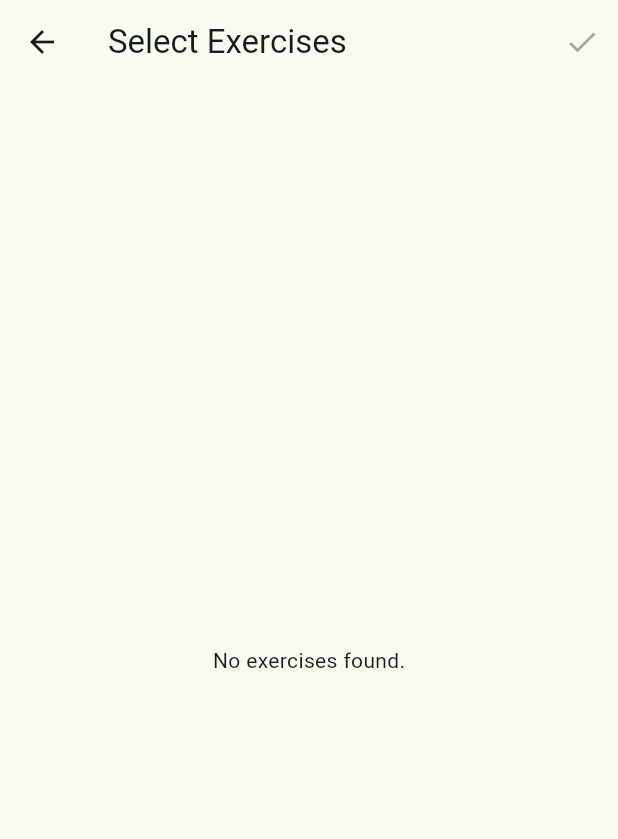
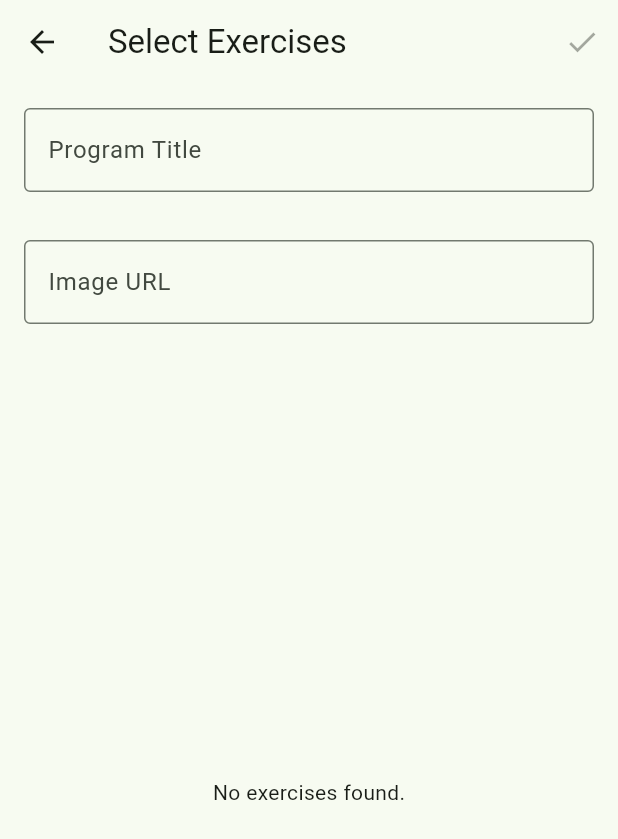
Before and after one commit to Apli-simplify/fit-tracker, a Flutter app: the HomePageAthlete screen opened directly with empty values, item 2 of the bottom bar chosen, after a tap on "Planify a Training Session", on a phone screen of 412 x 824 dp. Shown: the top 839 px of the screen. Run offline on Flutter 3.47's test engine with Material 3 defaults, Android fonts, the phone set to English and light mode, and no system bars; our stand-ins replace shared_preferences; accounts and stored records are empty; network calls fail.

Commit message:
Adding myplanstab

```diff
--- a/client-flutter/lib/common_widget/workout_row.dart
+++ b/client-flutter/lib/common_widget/workout_row.dart
@@ -1,4 +1,3 @@
-import 'dart:convert'; // Import to handle Base64 decoding
 import 'package:client_flutter/common/colo_extension.dart';
 import 'package:client_flutter/models/Program.dart';
 import 'package:client_flutter/views/UI/Athlete/ProgramsTab/exercise_program_page.dart';
@@ -10,9 +9,6 @@ class WorkoutRow extends StatelessWidget {
 
   @override
   Widget build(BuildContext context) {
-    // Decode the Base64 string
-    final decodedImage = base64Decode(wObj.image.toString());
-
     return Container(
       margin: const EdgeInsets.symmetric(vertical: 8, horizontal: 2),
       padding: const EdgeInsets.all(15),
@@ -27,8 +23,8 @@ class WorkoutRow extends StatelessWidget {
         children: [
           ClipRRect(
             borderRadius: BorderRadius.circular(15),
-            child: Image.memory(
-              decodedImage,
+            child: Image.network(
+              wObj.image.toString(), // Use the URL directly here
               width: 60,
               height: 60,
               fit: BoxFit.cover,
--- a/client-flutter/lib/services/AthleteServices/athlete_services.dart
+++ b/client-flutter/lib/services/AthleteServices/athlete_services.dart
@@ -10,6 +10,29 @@ class AthleteServices {
   AthleteServices({required this.baseUrl});
   Future<dynamic> fecthProgramsData() async {
     final url = Uri.parse('$baseUrl${ApiConfig.fetchProgramsDataEndPoint}');
+
+    final token = await SharedPreferencesHelper.getToken();
+    if (token == null || token.isEmpty) {
+      return {};
+    }
+    final response = await http.get(
+      url,
+      headers: {
+        'Content-Type': 'application/json',
+        'Authorization': 'Bearer $token',
+      },
+    );
+
+    if (response.statusCode == 200) {
+      return jsonDecode(response.body);
+    } else {
+      throw Exception('Failed to fetch data: ${response.body}');
+    }
+  }
+
+  Future<dynamic> fecthProgramsDataCustoms() async {
+    final url =
+        Uri.parse('$baseUrl${ApiConfig.fetchProgramsCustomsDataEndPoint}');
 
     final token = await SharedPreferencesHelper.getToken();
     if (token == null || token.isEmpty) {
@@ -61,13 +84,11 @@ class AthleteServices {
       throw Exception('Authentication token is missing');
     }
 
-    // Prepare headers and body
     final headers = {
       'Content-Type': 'application/json',
       'Authorization': 'Bearer $token',
     };
 
-    // Prepare the request body
     final body = jsonEncode({
       'name': customProgram.name,
       'image': customProgram.image,
@@ -76,12 +97,10 @@ class AthleteServices {
     });
     print(body);
     try {
-      // Make the HTTP POST request
       final response = await http.post(url, headers: headers, body: body);
 
-      // Handle response
       if (response.statusCode == 201) {
-        return jsonDecode(response.body); // Return created resource
+        return jsonDecode(response.body);
       } else {
         throw Exception(
             'Failed to create custom program: ${response.statusCode} ${response.body}');
--- a/client-flutter/lib/services/api_config.dart
+++ b/client-flutter/lib/services/api_config.dart
@@ -7,4 +7,5 @@ class ApiConfig {
   static const String fetchProgramsDataEndPoint = "programs";
   static const String fetchExercisesDataEndPoint = "exercises";
   static const String createCustomProgramEndPoint = "programs/save";
+  static const String fetchProgramsCustomsDataEndPoint = "programs/customs";
 }
--- /dev/null
+++ b/client-flutter/lib/views/UI/Athlete/MyPlansTab/my_plans.dart
@@ -0,0 +1,60 @@
+import 'package:flutter/material.dart';
+import 'package:client_flutter/models/Program.dart';
+import 'package:client_flutter/services/AthleteServices/athlete_services.dart';
+import 'package:client_flutter/services/api_config.dart';
+import 'package:client_flutter/common_widget/workout_row.dart';
+
+class MyPlansTab extends StatelessWidget {
+  final AthleteServices apiService =
+      AthleteServices(baseUrl: ApiConfig.baseUrl);
+
+  MyPlansTab({super.key});
+
+  Future<List<Program>> getProgramsCustoms() async {
+    try {
+      final programData = await apiService.fecthProgramsDataCustoms();
+      if (programData is List && programData.isNotEmpty) {
+        return programData.map((program) => Program.fromJson(program)).toList();
+      } else {
+        return [];
+      }
+    } catch (ex) {
+      print('Error fetching programs: $ex');
+      return [];
+    }
+  }
+
+  @override
+  Widget build(BuildContext context) {
+    return Column(
+      children: [
+        Expanded(
+          child: FutureBuilder<List<Program>>(
+            future: getProgramsCustoms(),
+            builder: (context, snapshot) {
+              if (snapshot.connectionState == ConnectionState.waiting) {
+                return const Center(child: CircularProgressIndicator());
+              } else if (snapshot.hasError) {
+                return const Center(child: Text("Error loading programs"));
+              } else if (snapshot.hasData && snapshot.data!.isNotEmpty) {
+                final programs = snapshot.data!;
+                return ListView.builder(
+                  padding: const EdgeInsets.symmetric(horizontal: 16),
+                  itemCount: programs.length,
+                  itemBuilder: (context, index) {
+                    return InkWell(
+                      onTap: () {},
+                      child: WorkoutRow(wObj: programs[index]),
+                    );
+                  },
+                );
+              } else {
+                return const Center(child: Text("No programs found."));
+              }
+            },
+          ),
+        ),
+      ],
+    );
+  }
+}
--- a/client-flutter/lib/views/UI/Athlete/ProgramsTab/select_exercises_page.dart
+++ b/client-flutter/lib/views/UI/Athlete/ProgramsTab/select_exercises_page.dart
@@ -1,7 +1,7 @@
+import 'package:flutter/material.dart';
 import 'package:client_flutter/helpers/shared_preferences_helper.dart';
 import 'package:client_flutter/models/Athlete.dart';
 import 'package:client_flutter/models/CustomProgram.dart';
-import 'package:flutter/material.dart';
 import 'package:client_flutter/models/Exercise.dart';
 import 'package:client_flutter/services/AthleteServices/athlete_services.dart';
 import 'package:client_flutter/services/api_config.dart';
@@ -16,13 +16,16 @@ class SelectExercisesPage extends StatefulWidget {
 class _SelectExercisesPageState extends State<SelectExercisesPage> {
   final AthleteServices apiService =
       AthleteServices(baseUrl: ApiConfig.baseUrl);
-  List<Exercise> _selectedExercises = []; // List to store selected exercises
+  List<Exercise> _selectedExercises = [];
   late Future<List<Exercise>> _exercisesFuture;
+  String? _imageUrl; // Store the image URL
+  final TextEditingController _titleController = TextEditingController();
+  final TextEditingController _imageUrlController = TextEditingController();
 
   @override
   void initState() {
     super.initState();
-    _exercisesFuture = getExercises(); // Fetch exercises when the page loads
+    _exercisesFuture = getExercises();
   }
 
   Future<List<Exercise>> getExercises() async {
@@ -49,7 +52,6 @@ class _SelectExercisesPageState extends State<SelectExercisesPage> {
       lastDate: DateTime.now().add(const Duration(days: 365)),
     ).then((selectedDate) {
       if (selectedDate != null) {
-        // Save the session with selected exercises and date
         _saveTrainingSession(selectedDate);
       }
     });
@@ -57,13 +59,8 @@ class _SelectExercisesPageState extends State<SelectExercisesPage> {
 
   void _saveTrainingSession(DateTime date) async {
     try {
-      print('Selected Exercises: $_selectedExercises');
-      print('Selected Date: $date');
-
-      // Retrieve athlete ID from shared preferences
       final id = await SharedPreferencesHelper.getId();
 
-      // Ensure that the ID is not null
       if (id == null) {
         ScaffoldMessenger.of(context).showSnackBar(
           SnackBar(content: Text('No athlete ID found')),
@@ -71,10 +68,17 @@ class _SelectExercisesPageState extends State<SelectExercisesPage> {
         return;
       }
 
-      // Create the custom program object with the athlete's ID
+      if (_titleController.text.isEmpty) {
+        ScaffoldMessenger.of(context).showSnackBar(
+          SnackBar(
+              content: Text('Please enter a title for the custom program')),
+        );
+        return;
+      }
+
       Customprogram customProgram = Customprogram(
-        name: "customOne",
-        image: "image", // Assuming image is a string URL or path
+        name: _titleController.text,
+        image: _imageUrl ?? "image", // Use the image URL entered by the user
         exercises: _selectedExercises,
         athlete: Athlete(
             id: id,
@@ -85,15 +89,12 @@ class _SelectExercisesPageState extends State<SelectExercisesPage> {
             height: 12,
             name: "",
             password: "",
-            weight: 12), // Send the athlete ID here
-        status: "Active", // Default status
+            weight: 12),
+        status: "Active",
       );
-      print("This is the ID: $id");
 
-      // Call your function to create the custom program on the backend
       await apiService.createCustomProgram(customProgram);
 
-      // Return to the previous page
       Navigator.of(context).pop();
     } catch (e) {
       print('Error saving custom program: $e');
@@ -113,13 +114,52 @@ class _SelectExercisesPageState extends State<SelectExercisesPage> {
             onPressed: _selectedExercises.isEmpty
                 ? null
                 : () {
-                    _showDatePicker(); // Show date picker
+                    _showDatePicker();
                   },
             icon: const Icon(Icons.check),
           ),
         ],
       ),
-      body: FutureBuilder<List<Exercise>>(
+      body: Column(
+        children: [
+          Padding(
+            padding: const EdgeInsets.all(16.0),
+            child: TextField(
+              controller: _titleController,
+              decoration: InputDecoration(
+                labelText: 'Program Title',
+                border: OutlineInputBorder(),
+              ),
+            ),
+          ),
+          Padding(
+            padding: const EdgeInsets.all(16.0),
+            child: TextField(
+              controller: _imageUrlController,
+              decoration: InputDecoration(
+                labelText: 'Image URL',
+                border: OutlineInputBorder(),
+              ),
+              onChanged: (value) {
+                setState(() {
+                  _imageUrl =
+                      value; // Update the image URL when the text changes
+                });
+              },
+            ),
+          ),
+          if (_imageUrl != null && _imageUrl!.isNotEmpty)
+            Padding(
+              padding: const EdgeInsets.all(16.0),
+              child: Image.network(
+                _imageUrl!,
+                height: 100,
+                width: 100,
+                fit: BoxFit.cover,
+              ),
+            ),
+          Expanded(
+            child: FutureBuilder<List<Exercise>>(
               future: _exercisesFuture,
               builder: (context, snapshot) {
                 if (snapshot.connectionState == ConnectionState.waiting) {
@@ -139,9 +179,9 @@ class _SelectExercisesPageState extends State<SelectExercisesPage> {
                         onTap: () {
                           setState(() {
                             if (_selectedExercises.contains(exercise)) {
-                        _selectedExercises.remove(exercise); // Deselect
+                              _selectedExercises.remove(exercise);
                             } else {
-                        _selectedExercises.add(exercise); // Select
+                              _selectedExercises.add(exercise);
                             }
                           });
                         },
@@ -153,11 +193,13 @@ class _SelectExercisesPageState extends State<SelectExercisesPage> {
                 }
               },
             ),
+          ),
+        ],
+      ),
     );
   }
 }
 
-// CardExercise widget to display individual exercises
 class CardExercise extends StatelessWidget {
   final Exercise exercise;
   final bool isSelected;
--- a/client-flutter/lib/views/UI/Athlete/home_page_athlete.dart
+++ b/client-flutter/lib/views/UI/Athlete/home_page_athlete.dart
@@ -1,4 +1,5 @@
 import 'package:client_flutter/views/UI/Athlete/HomeTab/home_tab.dart';
+import 'package:client_flutter/views/UI/Athlete/MyPlansTab/my_plans.dart';
 import 'package:client_flutter/views/UI/Athlete/ProfileTab/profile_tab.dart';
 import 'package:client_flutter/views/UI/Athlete/ProgramsTab/programs_tab.dart';
 import 'package:flutter/material.dart';
@@ -30,6 +31,7 @@ class _HomeViewState extends State<HomePageAthlete> {
         children: <Widget>[
           HomeTab(onSeeMoreTap: () => _onItemTapped(1)),
           ProgramsTab(),
+          MyPlansTab(),
           ProfileTab(),
         ],
       ),
@@ -46,6 +48,10 @@ class _HomeViewState extends State<HomePageAthlete> {
             label: 'Programs',
           ),
           BottomNavigationBarItem(
+            icon: Icon(Icons.list_alt),
+            label: 'My Plans',
+          ),
+          BottomNavigationBarItem(
             icon: Icon(Icons.account_circle),
             label: 'Profile',
           ),
--- a/client-flutter/pubspec.yaml
+++ b/client-flutter/pubspec.yaml
@@ -35,6 +35,7 @@ dependencies:
   simple_circular_progress_bar: ^1.0.2
   animated_toggle_switch: ^0.8.3
   url_launcher:
+  image_picker:
 dev_dependencies:
   flutter_test:
     sdk: flutter
```
Also changed, not shown: client-flutter/pubspec.lock, 10 other files. Lines whose indentation alone changed are shown as unchanged.
